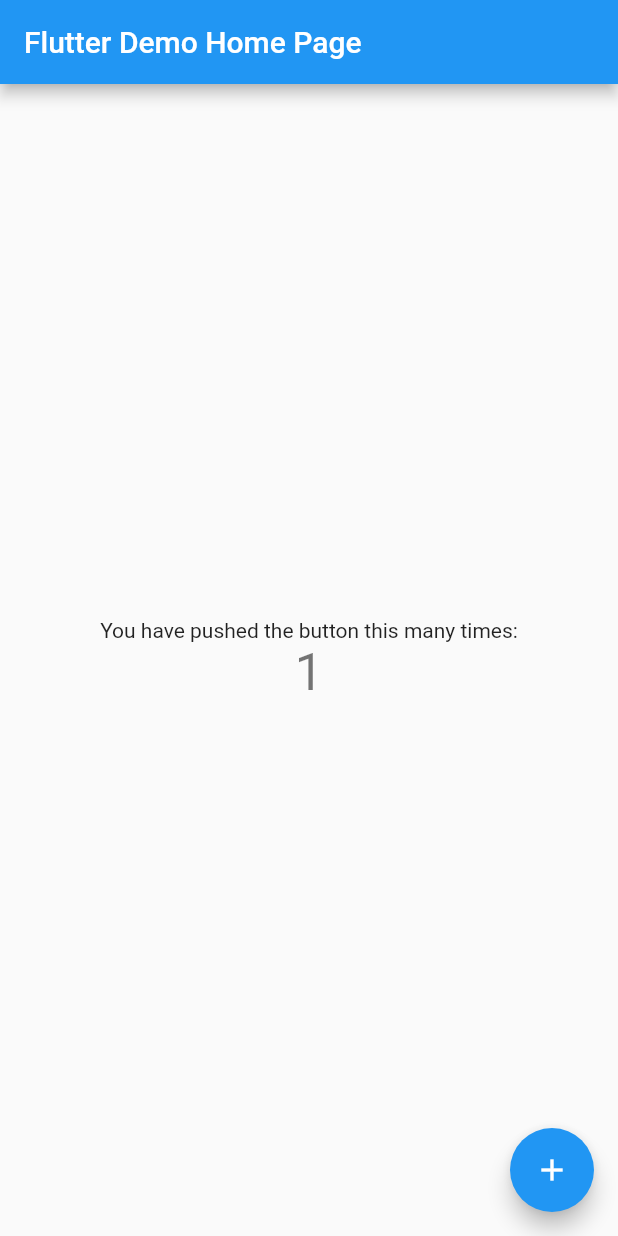
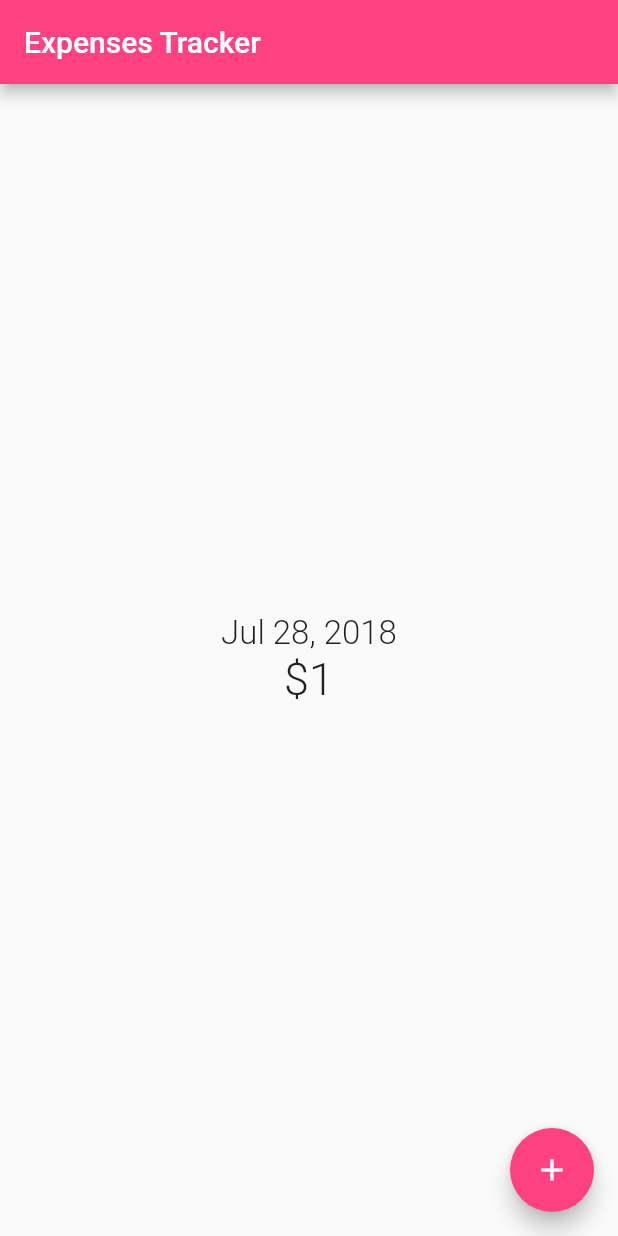
Before and after one commit to tattwei46/flutter_expenses_tracker, a Flutter app: the screen it shows after launch, after a tap on the "add" icon, on a phone screen of 412 x 824 dp. Run offline on Flutter 3.47's test engine with Material 2 defaults, Android fonts, the phone set to English and light mode, and no system bars.

Commit message:
Added text to show current timestamp, text to show total amount and button to increase total

```diff
--- a/lib/main.dart
+++ b/lib/main.dart
@@ -1,109 +1,68 @@
 import 'package:flutter/material.dart';
+import 'package:intl/intl.dart';
 
 void main() => runApp(new MyApp());
 
-class MyApp extends StatelessWidget {
-  // This widget is the root of your application.
+class MyApp extends StatelessWidget{
   @override
   Widget build(BuildContext context) {
     return new MaterialApp(
       title: 'Flutter Demo',
       theme: new ThemeData(
-        // This is the theme of your application.
-        //
-        // Try running your application with "flutter run". You'll see the
-        // application has a blue toolbar. Then, without quitting the app, try
-        // changing the primarySwatch below to Colors.green and then invoke
-        // "hot reload" (press "r" in the console where you ran "flutter run",
-        // or press Run > Flutter Hot Reload in IntelliJ). Notice that the
-        // counter didn't reset back to zero; the application is not restarted.
         primarySwatch: Colors.blue,
       ),
-      home: new MyHomePage(title: 'Flutter Demo Home Page'),
-    );
-  }
-}
+      home: new MyHomePage(),
+          );
+        }
+      }
 
 class MyHomePage extends StatefulWidget {
-  MyHomePage({Key key, this.title}) : super(key: key);
-
-  // This widget is the home page of your application. It is stateful, meaning
-  // that it has a State object (defined below) that contains fields that affect
-  // how it looks.
-
-  // This class is the configuration for the state. It holds the values (in this
-  // case the title) provided by the parent (in this case the App widget) and
-  // used by the build method of the State. Fields in a Widget subclass are
-  // always marked "final".
-
-  final String title;
-
   @override
-  _MyHomePageState createState() => new _MyHomePageState();
+  _MyHomePageState createState() => _MyHomePageState();
 }
 
 class _MyHomePageState extends State<MyHomePage> {
-  int _counter = 0;
+  int _total = 0;
+  var _now = new DateFormat.yMMMd().format(new DateTime.now());
 
-  void _incrementCounter() {
+  void _incrementTotal() {
     setState(() {
-      // This call to setState tells the Flutter framework that something has
-      // changed in this State, which causes it to rerun the build method below
-      // so that the display can reflect the updated values. If we changed
-      // _counter without calling setState(), then the build method would not be
-      // called again, and so nothing would appear to happen.
-      _counter++;
+      _total++;
     });
   }
 
   @override
   Widget build(BuildContext context) {
-    // This method is rerun every time setState is called, for instance as done
-    // by the _incrementCounter method above.
-    //
-    // The Flutter framework has been optimized to make rerunning build methods
-    // fast, so that you can just rebuild anything that needs updating rather
-    // than having to individually change instances of widgets.
     return new Scaffold(
       appBar: new AppBar(
-        // Here we take the value from the MyHomePage object that was created by
-        // the App.build method, and use it to set our appbar title.
-        title: new Text(widget.title),
+        title: new Text("Expenses Tracker"),
+        backgroundColor: Colors.pinkAccent,
       ),
       body: new Center(
-        // Center is a layout widget. It takes a single child and positions it
-        // in the middle of the parent.
         child: new Column(
-          // Column is also layout widget. It takes a list of children and
-          // arranges them vertically. By default, it sizes itself to fit its
-          // children horizontally, and tries to be as tall as its parent.
-          //
-          // Invoke "debug paint" (press "p" in the console where you ran
-          // "flutter run", or select "Toggle Debug Paint" from the Flutter tool
-          // window in IntelliJ) to see the wireframe for each widget.
-          //
-          // Column has various properties to control how it sizes itself and
-          // how it positions its children. Here we use mainAxisAlignment to
-          // center the children vertically; the main axis here is the vertical
-          // axis because Columns are vertical (the cross axis would be
-          // horizontal).
           mainAxisAlignment: MainAxisAlignment.center,
           children: <Widget>[
             new Text(
-              'You have pushed the button this many times:',
+              _now,
+              style: TextStyle(
+                fontSize: 22.0,
+                fontWeight: FontWeight.w300
+              ),
             ),
             new Text(
-              '$_counter',
-              style: Theme.of(context).textTheme.display1,
-            ),
+              "\$$_total",
+              style: TextStyle(
+                fontSize: 30.0,
+                fontWeight: FontWeight.w300
+              ),),
           ],
         ),
       ),
-      floatingActionButton: new FloatingActionButton(
-        onPressed: _incrementCounter,
-        tooltip: 'Increment',
+      floatingActionButton: FloatingActionButton(
+        onPressed: _incrementTotal,
         child: new Icon(Icons.add),
-      ), // This trailing comma makes auto-formatting nicer for build methods.
+        backgroundColor: Colors.pinkAccent,
+      ),
     );
   }
 }
--- a/pubspec.yaml
+++ b/pubspec.yaml
@@ -2,6 +2,8 @@ name: flutter_expenses_tracker
 description: A new Flutter project.
 
 dependencies:
+  intl: ^0.15.7
+
   flutter:
     sdk: flutter
 
```
Also changed, not shown: pubspec.lock.
